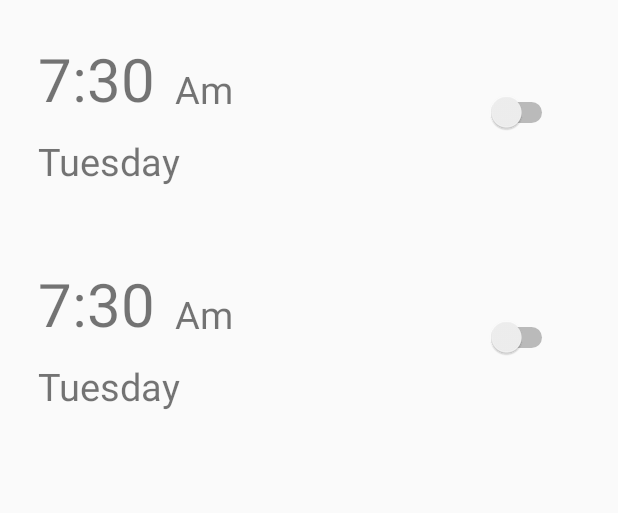
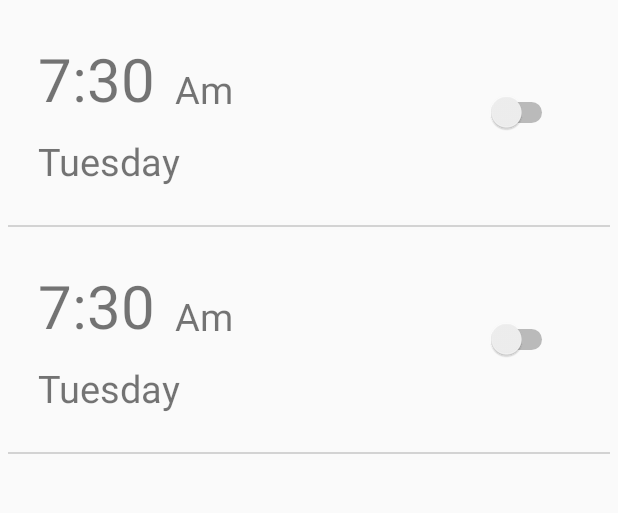
Before and after one commit to EmmanuelDav/Clock, an Android app: the screen it shows after launch (MainActivity), on a phone screen of 412 x 824 dp, the part 84-597 px from its top. Run offline under Robolectric (Android 15) with nearby library versions, the phone set to English and light mode, and no system bars.

Commit message:
entering design view

```diff
--- a/app/src/main/java/com/example/alarm/Adapters/AlarmDetailsAdapter.kt
+++ b/app/src/main/java/com/example/alarm/Adapters/AlarmDetailsAdapter.kt
@@ -8,10 +8,10 @@ import com.example.alarm.Model.AlarmDetails
 import com.example.alarm.R
 import kotlinx.android.synthetic.main.alarm_details_view.view.*
 
-class AlarmDetailsAdapter(var alarmDetails: List<AlarmDetails>) :
-    RecyclerView.Adapter<RecyclerView.ViewHolder>() {
+class AlarmDetailsAdapter(private var alarmDetails: List<AlarmDetails>) :
+    RecyclerView.Adapter<AlarmDetailsAdapter.ViewHolder>() {
 
-    override fun onCreateViewHolder(parent: ViewGroup, viewType: Int): RecyclerView.ViewHolder {
+    override fun onCreateViewHolder(parent: ViewGroup, viewType: Int): ViewHolder {
         val v =
             LayoutInflater.from(parent.context).inflate(R.layout.alarm_details_view, parent, false)
         return ViewHolder(v)
@@ -19,6 +19,10 @@ class AlarmDetailsAdapter(var alarmDetails: List<AlarmDetails>) :
 
     override fun getItemCount(): Int = alarmDetails.size
 
+    override fun onBindViewHolder(holder: ViewHolder, position: Int) {
+        var sAlarmDetails: AlarmDetails = alarmDetails[position]
+        holder.bind(sAlarmDetails)
+    }
 
     inner class ViewHolder(view: View) : RecyclerView.ViewHolder(view) {
         fun bind(alarmDetails: AlarmDetails) {
@@ -28,13 +32,4 @@ class AlarmDetailsAdapter(var alarmDetails: List<AlarmDetails>) :
         }
     }
 
-    override fun onBindViewHolder(holder: RecyclerView.ViewHolder, position: Int) {
-        var sAlarmDetails: AlarmDetails = alarmDetails[position]
-        when
-            (holder) {
-            is ViewHolder -> {
-                holder.bind(sAlarmDetails)
-            }
-        }
-    }
 }
--- a/app/src/main/java/com/example/alarm/Fragments/AlarmFragment.kt
+++ b/app/src/main/java/com/example/alarm/Fragments/AlarmFragment.kt
@@ -5,7 +5,6 @@ import android.view.LayoutInflater
 import androidx.fragment.app.Fragment
 import android.view.View
 import android.view.ViewGroup
-import android.widget.Adapter
 import androidx.recyclerview.widget.LinearLayoutManager
 import androidx.recyclerview.widget.RecyclerView
 import com.example.alarm.Adapters.AlarmDetailsAdapter
@@ -20,13 +19,16 @@ class AlarmFragment : Fragment() {
         container: ViewGroup?,
         savedInstanceState: Bundle?
     ): View? {
-        val v = inflater.inflate(R.layout.fragment_alarm, container, false)
-        val recyclerView = v.findViewById(R.id.AlarmRecyclerview) as RecyclerView
-        recyclerView.layoutManager = LinearLayoutManager(context, LinearLayoutManager.VERTICAL, false)
+        return inflater.inflate(R.layout.fragment_alarm, container, false)
+    }
+
+    override fun onViewCreated(view: View, savedInstanceState: Bundle?) {
+        super.onViewCreated(view, savedInstanceState)
         val sAlarmDetails = ArrayList<AlarmDetails>()
+        AlarmRecyclerview.layoutManager = LinearLayoutManager(context, LinearLayoutManager.VERTICAL, false)
+        AlarmRecyclerview.adapter = AlarmDetailsAdapter(sAlarmDetails)
+
         sAlarmDetails.add(AlarmDetails("7:30", "Tuesday", true, "Am"))
         sAlarmDetails.add(AlarmDetails("7:30", "Tuesday", true, "Am"))
-        recyclerView.adapter = AlarmDetailsAdapter(sAlarmDetails)
-        return v
     }
 }
--- a/app/src/main/res/layout/alarm_details_view.xml
+++ b/app/src/main/res/layout/alarm_details_view.xml
@@ -3,6 +3,7 @@
     xmlns:tools="http://schemas.android.com/tools"
     android:layout_width="match_parent"
     android:layout_height="wrap_content"
+    android:orientation="vertical"
     tools:context=".Fragments.AlarmFragment">
 
     <RelativeLayout
@@ -46,4 +47,11 @@
             android:text="Tomorrow"/>
     </RelativeLayout>
 
+    <View
+        android:layout_width="match_parent"
+        android:layout_marginLeft="5dp"
+        android:layout_marginRight="5dp"
+        android:layout_height="1dp"
+        android:background="@color/grey"/>
+
 </androidx.appcompat.widget.LinearLayoutCompat>
--- a/app/src/main/res/layout/fragment_alarm.xml
+++ b/app/src/main/res/layout/fragment_alarm.xml
@@ -9,6 +9,7 @@
     <androidx.recyclerview.widget.RecyclerView
         android:id="@+id/AlarmRecyclerview"
         android:layout_width="match_parent"
-        android:layout_height="wrap_content" />
+        android:layout_height="match_parent"
+        tools:listitem="@layout/alarm_details_view" />
 
 </androidx.appcompat.widget.LinearLayoutCompat>
--- a/app/src/main/res/values/colors.xml
+++ b/app/src/main/res/values/colors.xml
@@ -5,4 +5,5 @@
     <color name="colorAccent">#03DAC5</color>
     <color name="white">#FFFFFF</color>
     <color name="black">#000000</color>
+    <color name="grey">#D3D3D3	</color>
 </resources>
--- a/build.gradle
+++ b/build.gradle
@@ -6,7 +6,7 @@ buildscript {
         jcenter()
     }
     dependencies {
-        classpath "com.android.tools.build:gradle:4.0.0"
+        classpath "com.android.tools.build:gradle:4.0.1"
         classpath "org.jetbrains.kotlin:kotlin-gradle-plugin:$kotlin_version"
 
         // NOTE: Do not place your application dependencies here; they belong
```
Also changed, not shown: app/src/main/java/com/example/alarm/Fragments/TimerFragment.kt (+25 -11 lines), app/src/main/res/layout/fragment_timer.xml (+13 -1 lines), 1 other file.
